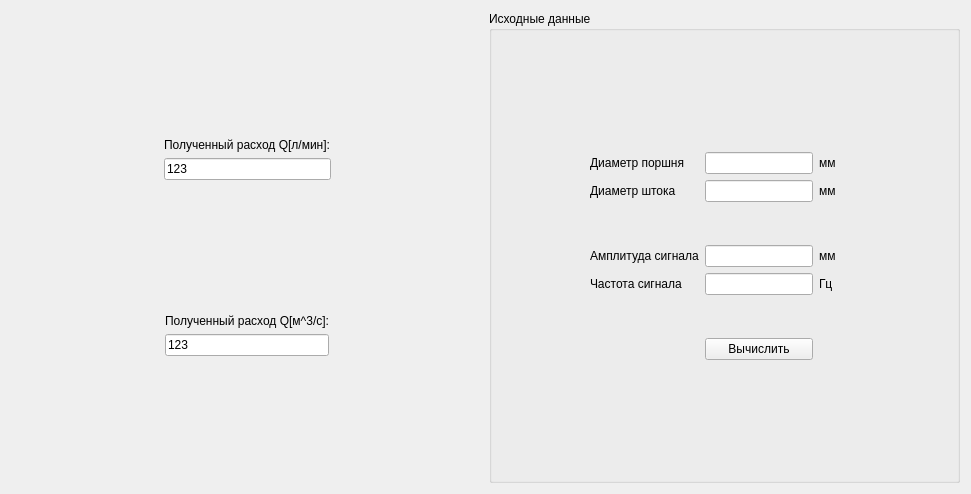
Qt form mini-app/miniapp.ui (terenty-rezman/mini-app-cpp) before a commit.
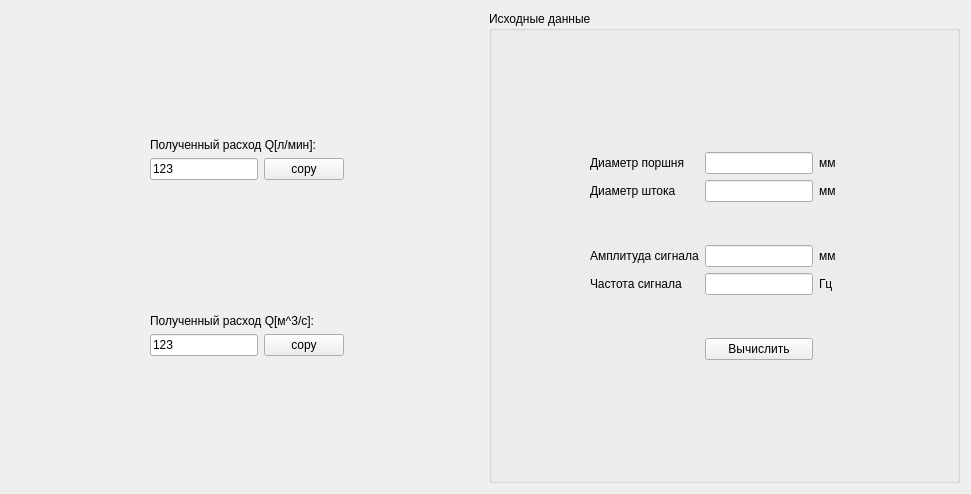
The same form after that commit.

Commit message: added copy to clipboard buttons

Patch:
```diff
--- a/mini-app/miniapp.ui
+++ b/mini-app/miniapp.ui
@@ -14,9 +14,9 @@
    <string>miniapp</string>
   </property>
   <widget class="QWidget" name="centralWidget">
-   <layout class="QHBoxLayout" name="horizontalLayout_2">
+   <layout class="QHBoxLayout" name="horizontalLayout_6">
     <item>
-     <layout class="QVBoxLayout" name="verticalLayout_5">
+     <layout class="QVBoxLayout" name="verticalLayout_4">
       <item>
        <spacer name="verticalSpacer_2">
         <property name="orientation">
@@ -55,6 +55,8 @@
            </widget>
           </item>
           <item>
+           <layout class="QHBoxLayout" name="horizontalLayout_2">
+            <item>
            <widget class="QLineEdit" name="resultQmin">
             <property name="enabled">
              <bool>true</bool>
@@ -67,6 +69,15 @@
             </property>
            </widget>
           </item>
+            <item>
+             <widget class="QPushButton" name="copyQmin">
+              <property name="text">
+               <string>copy</string>
+              </property>
+             </widget>
+            </item>
+           </layout>
+          </item>
          </layout>
         </item>
         <item>
@@ -122,6 +133,8 @@
            </widget>
           </item>
           <item>
+           <layout class="QHBoxLayout" name="horizontalLayout_4">
+            <item>
            <widget class="QLineEdit" name="resultQsek">
             <property name="enabled">
              <bool>true</bool>
@@ -133,6 +146,15 @@
              <bool>true</bool>
             </property>
            </widget>
+            </item>
+            <item>
+             <widget class="QPushButton" name="copyQsek">
+              <property name="text">
+               <string>copy</string>
+              </property>
+             </widget>
+            </item>
+           </layout>
           </item>
          </layout>
         </item>
```
Left out of the diff: 4 changed lines with no effect on the pictures. Lines whose indentation alone changed are shown as unchanged. The commit also changes 2 other files.
